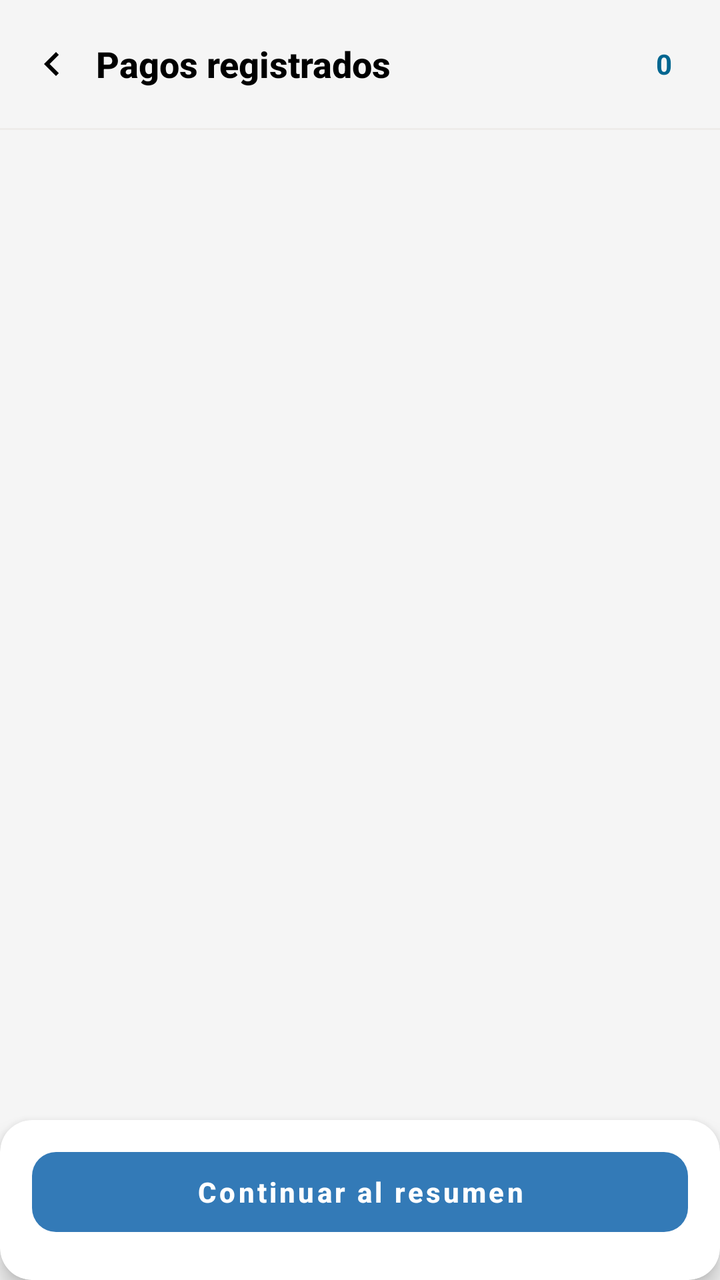
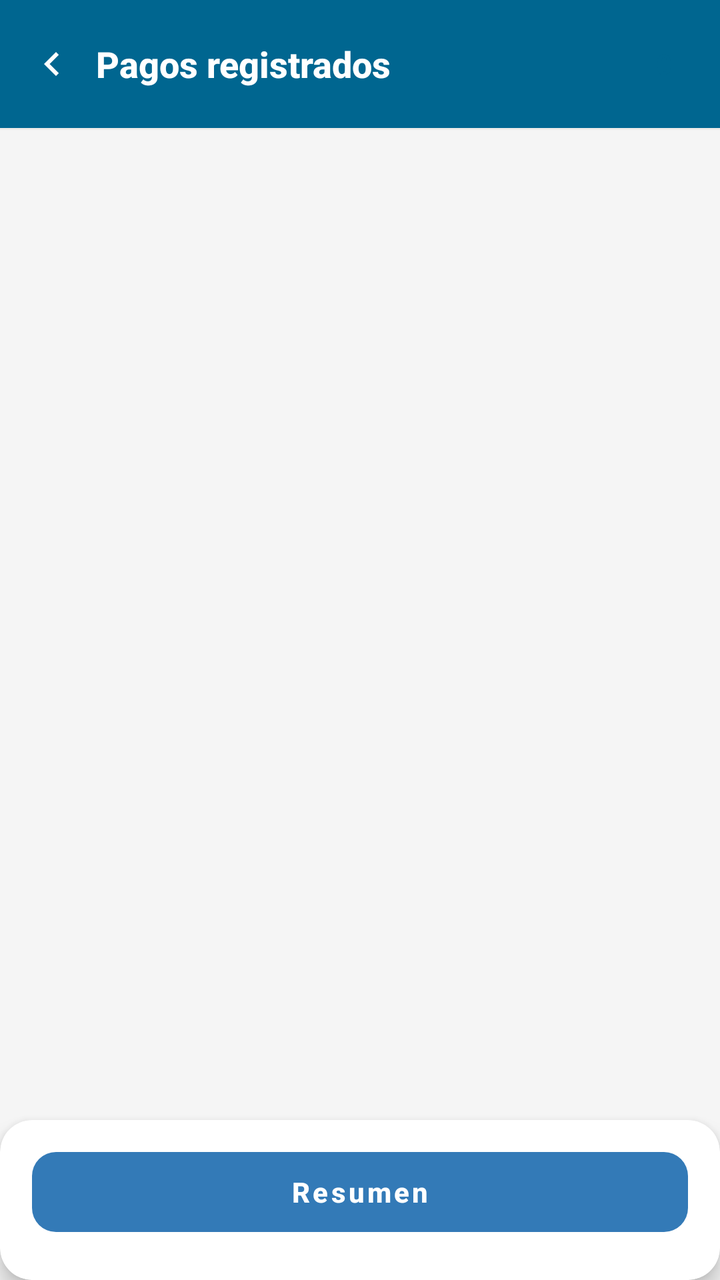

Before-and-after screenshots of an Android layout around one commit, followed by the original layout XML and the change that was made.
<!-- AndroidManifest.xml: activity theme Theme.GMV -->
<!-- res/layout/activity_listado_pagos.xml -->
<?xml version="1.0" encoding="utf-8"?>
<LinearLayout xmlns:android="http://schemas.android.com/apk/res/android"
    xmlns:app="http://schemas.android.com/apk/res-auto"
    android:id="@+id/root"
    android:layout_width="match_parent"
    android:layout_height="match_parent"
    android:background="@color/grey_5"
    android:orientation="vertical"
    android:fitsSystemWindows="true">

    
    <LinearLayout
        android:layout_width="match_parent"
        android:layout_height="?attr/actionBarSize"
        android:gravity="center_vertical"
        android:orientation="horizontal"
        android:paddingStart="4dp"
        android:paddingEnd="16dp">

        <ImageButton
            android:id="@+id/btn_back"
            android:layout_width="44dp"
            android:layout_height="44dp"
            android:background="?attr/selectableItemBackgroundBorderless"
            android:contentDescription="Regresar"
            android:tint="@color/black"
            app:srcCompat="@drawable/ic_arrow_left" />

        <TextView
            android:layout_width="0dp"
            android:layout_height="wrap_content"
            android:layout_weight="1"
            android:ellipsize="end"
            android:fontFamily="sans-serif-medium"
            android:maxLines="1"
            android:text="Pagos registrados"
            android:textColor="@color/black"
            android:textSize="18sp"
            android:textStyle="bold" />

        <TextView
            android:id="@+id/tv_pago_count"
            android:layout_width="wrap_content"
            android:layout_height="wrap_content"
            android:layout_marginEnd="8dp"
            android:text="0"
            android:textColor="@color/colorUmkPrimary"
            android:textSize="14sp"
            android:textStyle="bold" />

        <ImageButton
            android:id="@+id/btn_clear_pagos"
            android:layout_width="40dp"
            android:layout_height="40dp"
            android:background="?attr/selectableItemBackgroundBorderless"
            android:contentDescription="Vaciar pagos"
            android:src="@drawable/ic_trash"
            android:tint="#EF5350"
            android:visibility="gone" />

    </LinearLayout>

    <View
        android:layout_width="match_parent"
        android:layout_height="1dp"
        android:background="#EEECEA" />

    
    <androidx.core.widget.NestedScrollView
        android:layout_width="match_parent"
        android:layout_height="0dp"
        android:layout_weight="1"
        android:clipToPadding="false"
        android:scrollbars="none">

        <LinearLayout
            android:layout_width="match_parent"
            android:layout_height="wrap_content"
            android:orientation="vertical"
            android:paddingBottom="24dp">

            <LinearLayout
                android:id="@+id/lyt_pagos"
                android:layout_width="match_parent"
                android:layout_height="wrap_content"
                android:orientation="vertical"
                android:paddingHorizontal="16dp"
                android:paddingTop="12dp" />

        </LinearLayout>

    </androidx.core.widget.NestedScrollView>

    
    <LinearLayout
        android:id="@+id/lyt_empty"
        android:layout_width="match_parent"
        android:layout_height="0dp"
        android:layout_weight="1"
        android:gravity="center"
        android:orientation="vertical"
        android:visibility="gone">

        <TextView
            android:layout_width="wrap_content"
            android:layout_height="wrap_content"
            android:text="No hay pagos registrados"
            android:textColor="@color/grey_60"
            android:textSize="16sp" />

        <TextView
            android:layout_width="wrap_content"
            android:layout_height="wrap_content"
            android:layout_marginTop="8dp"
            android:text="Agrega pagos desde el detalle de cada factura"
            android:textColor="@color/grey_40"
            android:textSize="13sp" />

    </LinearLayout>

    
    <com.google.android.material.card.MaterialCardView
        android:layout_width="match_parent"
        android:layout_height="wrap_content"
        android:layout_gravity="bottom"
        app:cardBackgroundColor="@android:color/white"
        app:cardCornerRadius="16dp"
        app:cardElevation="6dp"
        app:strokeWidth="0dp">

        <LinearLayout
            android:layout_width="match_parent"
            android:layout_height="wrap_content"
            android:orientation="vertical"
            android:paddingHorizontal="16dp"
            android:paddingTop="12dp"
            android:paddingBottom="20dp">

            <com.google.android.material.button.MaterialButton
                android:id="@+id/btn_continuar"
                android:layout_width="match_parent"
                android:layout_height="48dp"
                android:text="Continuar al resumen"
                android:textAllCaps="false"
                android:textSize="14sp"
                android:textStyle="bold"
                app:cornerRadius="12dp" />

        </LinearLayout>

    </com.google.android.material.card.MaterialCardView>

</LinearLayout>
<!-- resources referenced by this layout -->
<resources>
  <color name="black">#000000</color>
  <color name="colorUmkPrimary">#006690</color>
  <color name="grey_40">#9E9E9E</color>
  <color name="grey_5">#F5F5F5</color>
  <color name="grey_60">#757575</color>
  <style name="Theme.GMV" parent="Base.Theme.GMV" />
  <color name="primary">#337AB7</color>
  <color name="on_primary">#FFFFFF</color>
  <color name="primary_container">#D6E4F0</color>
  <color name="on_primary_container">#1A3A5C</color>
  <color name="secondary">#3A539B</color>
  <color name="on_secondary">#FFFFFF</color>
  <color name="secondary_container">#D6DCE8</color>
  <color name="on_secondary_container">#1C2A5C</color>
  <color name="tertiary">#7E57C2</color>
  <color name="on_tertiary">#FFFFFF</color>
  <color name="tertiary_container">#EDE7F6</color>
  <color name="on_tertiary_container">#311B92</color>
  <color name="error">#EF5350</color>
  <color name="on_error">#FFFFFF</color>
  <color name="error_container">#FFEBEE</color>
  <color name="on_error_container">#B71C1C</color>
  <color name="background">#F2F2F2</color>
  <color name="on_background">#000000</color>
  <color name="surface">#E7E7E7</color>
  <color name="on_surface">#000000</color>
  <color name="surface_variant">#D4D4D4</color>
  <color name="on_surface_variant">#535353</color>
  <color name="outline">#B0BEC5</color>
  <color name="outline_variant">#CFD8DC</color>
  <style name="TextAppearance.M3.DisplayMedium">
          <item name="android:textSize">45sp</item>
          <item name="android:letterSpacing">0</item>
          <item name="android:lineHeight">52sp</item>
          <item name="android:fontFamily">sans-serif</item>
      </style>
  <style name="TextAppearance.M3.DisplaySmall">
          <item name="android:textSize">36sp</item>
          <item name="android:letterSpacing">0</item>
          <item name="android:lineHeight">44sp</item>
          <item name="android:fontFamily">sans-serif</item>
      </style>
  <style name="TextAppearance.M3.HeadlineLarge">
          <item name="android:textSize">32sp</item>
          <item name="android:letterSpacing">0</item>
          <item name="android:lineHeight">40sp</item>
          <item name="android:fontFamily">sans-serif</item>
      </style>
  <style name="TextAppearance.M3.HeadlineMedium">
          <item name="android:textSize">28sp</item>
          <item name="android:letterSpacing">0</item>
          <item name="android:lineHeight">36sp</item>
          <item name="android:fontFamily">sans-serif</item>
      </style>
  <style name="TextAppearance.M3.HeadlineSmall">
          <item name="android:textSize">24sp</item>
          <item name="android:letterSpacing">0</item>
          <item name="android:lineHeight">32sp</item>
          <item name="android:fontFamily">sans-serif</item>
      </style>
  <style name="TextAppearance.M3.TitleLarge">
          <item name="android:textSize">22sp</item>
          <item name="android:letterSpacing">0</item>
          <item name="android:lineHeight">28sp</item>
          <item name="android:fontFamily">sans-serif</item>
      </style>
  <style name="TextAppearance.M3.BodyLarge">
          <item name="android:textSize">16sp</item>
          <item name="android:letterSpacing">0.5</item>
          <item name="android:lineHeight">24sp</item>
          <item name="android:fontFamily">sans-serif</item>
      </style>
  <style name="TextAppearance.M3.BodyMedium">
          <item name="android:textSize">14sp</item>
          <item name="android:letterSpacing">0.25</item>
          <item name="android:lineHeight">20sp</item>
          <item name="android:fontFamily">sans-serif</item>
      </style>
  <style name="TextAppearance.M3.BodySmall">
          <item name="android:textSize">12sp</item>
          <item name="android:letterSpacing">0.4</item>
          <item name="android:lineHeight">16sp</item>
          <item name="android:fontFamily">sans-serif</item>
      </style>
  <color name="colorUmkPrimaryDark">#003044</color>
  <!-- unchanged entries left out for length: 9 -->
</resources>

<!-- the commit's change to res/layout/activity_listado_pagos.xml (unified diff, before → after) -->
@@ -15,7 +15,8 @@
         android:gravity="center_vertical"
         android:orientation="horizontal"
         android:paddingStart="4dp"
-        android:paddingEnd="16dp">
+        android:paddingEnd="16dp"
+        android:background="@color/colorUmkPrimary">
 
         <ImageButton
             android:id="@+id/btn_back"
@@ -23,7 +24,7 @@
             android:layout_height="44dp"
             android:background="?attr/selectableItemBackgroundBorderless"
             android:contentDescription="Regresar"
-            android:tint="@color/black"
+            android:tint="@color/white"
             app:srcCompat="@drawable/ic_arrow_left" />
 
         <TextView
@@ -34,7 +35,7 @@
             android:fontFamily="sans-serif-medium"
             android:maxLines="1"
             android:text="Pagos registrados"
-            android:textColor="@color/black"
+            android:textColor="@color/white"
             android:textSize="18sp"
             android:textStyle="bold" />
 
@@ -140,7 +141,7 @@
                 android:id="@+id/btn_continuar"
                 android:layout_width="match_parent"
                 android:layout_height="48dp"
-                android:text="Continuar al resumen"
+                android:text="Resumen"
                 android:textAllCaps="false"
                 android:textSize="14sp"
                 android:textStyle="bold"
<!-- resource entries referenced after the edit -->
@@ -1,10 +1,10 @@
 <!-- resources referenced by this layout -->
 <resources>
-  <color name="black">#000000</color>
   <color name="colorUmkPrimary">#006690</color>
   <color name="grey_40">#9E9E9E</color>
   <color name="grey_5">#F5F5F5</color>
   <color name="grey_60">#757575</color>
+  <color name="white">#FFFFFF</color>
   <style name="Theme.GMV" parent="Base.Theme.GMV" />
   <color name="primary">#337AB7</color>
   <color name="on_primary">#FFFFFF</color>
